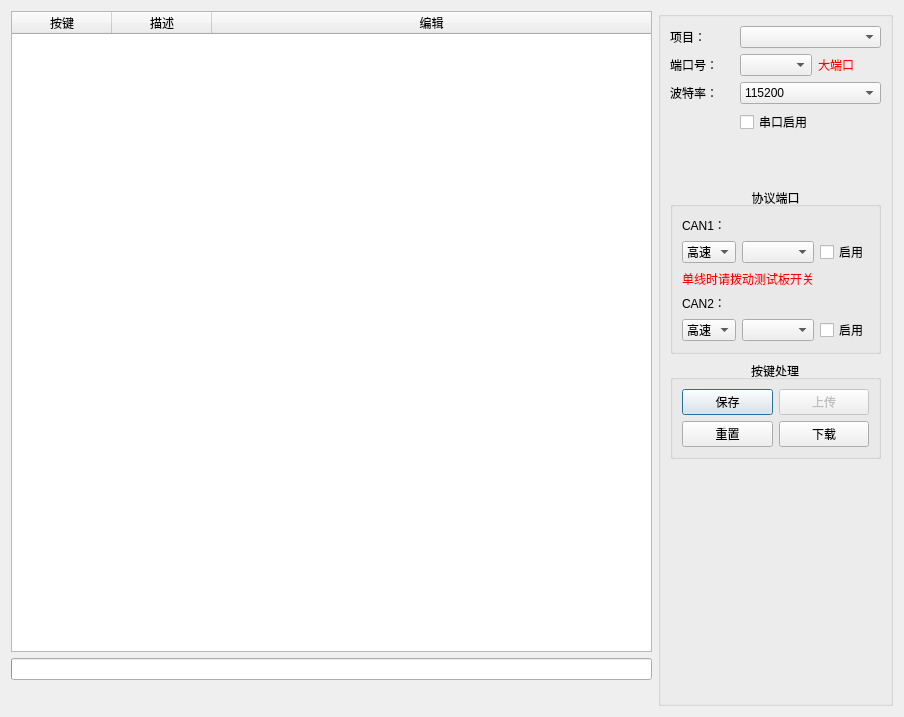
Before: the Qt Designer form SubWidget/reshardware.ui in RoadRover-AutoTest/QtDemo, drawn with Qt 5.
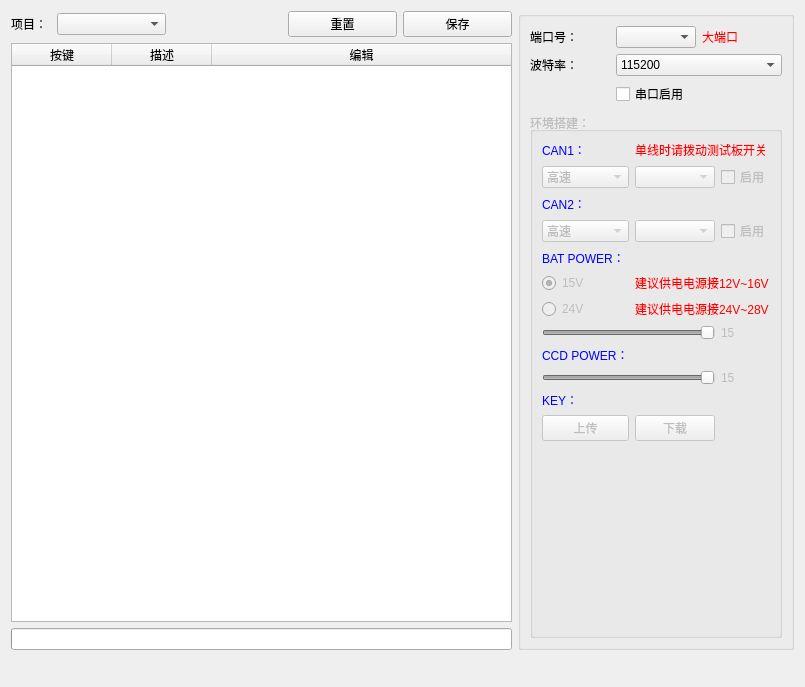
After: the same form once the commit is applied.

Commit message: 20190411:增加暂停处理；用户管理优化；增加BAT电压控制；

```diff
--- a/SubWidget/reshardware.ui
+++ b/SubWidget/reshardware.ui
@@ -6,50 +6,38 @@
    <rect>
     <x>0</x>
     <y>0</y>
-    <width>904</width>
-    <height>717</height>
+    <width>805</width>
+    <height>687</height>
    </rect>
   </property>
   <property name="windowTitle">
    <string>Dialog</string>
   </property>
   <layout class="QGridLayout" name="gridLayout_4">
-   <item row="0" column="0" rowspan="2">
-    <widget class="QTableWidget" name="tableWidget">
-     <property name="editTriggers">
-      <set>QAbstractItemView::NoEditTriggers</set>
+   <item row="0" column="0">
+    <widget class="QLabel" name="label">
+     <property name="maximumSize">
+      <size>
+       <width>40</width>
+       <height>16777215</height>
+      </size>
      </property>
-     <attribute name="horizontalHeaderStretchLastSection">
-      <bool>true</bool>
-     </attribute>
-     <column>
-      <property name="text">
-       <string>按键</string>
-      </property>
-     </column>
-     <column>
-      <property name="text">
-       <string>描述</string>
-      </property>
-     </column>
-     <column>
-      <property name="text">
-       <string>编辑</string>
-      </property>
-     </column>
+     <property name="text">
+      <string>项目：</string>
+     </property>
     </widget>
    </item>
-   <item row="2" column="0">
-    <widget class="QProgressBar" name="progressBar">
-     <property name="value">
-      <number>0</number>
+   <item row="0" column="1">
+    <widget class="QComboBox" name="comboBox_itemName">
+     <property name="minimumSize">
+      <size>
+       <width>100</width>
+       <height>0</height>
+      </size>
      </property>
-     <property name="textVisible">
-      <bool>false</bool>
-     </property>
     </widget>
    </item>
-   <item row="3" column="0">
+   <item row="4" column="0" colspan="6">
     <widget class="QLabel" name="label_Show">
      <property name="maximumSize">
       <size>
@@ -62,45 +50,41 @@
      </property>
     </widget>
    </item>
-   <item row="0" column="1" rowspan="4" colspan="2">
+   <item row="0" column="5" rowspan="4">
     <widget class="QGroupBox" name="groupBox">
      <property name="title">
       <string/>
      </property>
      <layout class="QGridLayout" name="gridLayout_3">
-      <item row="11" column="0">
-       <spacer name="verticalSpacer_5">
-        <property name="orientation">
-         <enum>Qt::Vertical</enum>
+      <item row="5" column="0" colspan="3">
+       <widget class="QGroupBox" name="groupBoxUARTSEND">
+        <property name="enabled">
+         <bool>false</bool>
         </property>
-        <property name="sizeHint" stdset="0">
-         <size>
-          <width>20</width>
-          <height>40</height>
-         </size>
-        </property>
-       </spacer>
-      </item>
-      <item row="7" column="0" colspan="3">
-       <widget class="QGroupBox" name="groupBox_3">
         <property name="title">
-         <string>按键处理</string>
+         <string>环境搭建：</string>
         </property>
         <property name="alignment">
-         <set>Qt::AlignCenter</set>
+         <set>Qt::AlignLeading|Qt::AlignLeft|Qt::AlignVCenter</set>
         </property>
         <property name="flat">
          <bool>true</bool>
         </property>
-        <layout class="QGridLayout" name="gridLayout">
-         <item row="0" column="0">
-          <widget class="QPushButton" name="pushButtonSave">
+        <layout class="QGridLayout" name="gridLayout_2">
+         <item row="10" column="2">
+          <widget class="QLabel" name="label_ShowCCDVal">
+           <property name="enabled">
+            <bool>false</bool>
+           </property>
+           <property name="layoutDirection">
+            <enum>Qt::RightToLeft</enum>
+           </property>
            <property name="text">
-            <string>保存</string>
+            <string>15</string>
            </property>
           </widget>
          </item>
-         <item row="0" column="1">
+         <item row="12" column="0">
           <widget class="QPushButton" name="pushButton_inDat">
            <property name="enabled">
             <bool>false</bool>
@@ -113,14 +97,7 @@
            </property>
           </widget>
          </item>
-         <item row="1" column="0">
-          <widget class="QPushButton" name="pushButton_reset">
-           <property name="text">
-            <string>重置</string>
-           </property>
-          </widget>
-         </item>
-         <item row="1" column="1">
+         <item row="12" column="1">
           <widget class="QPushButton" name="pushButton_outDat">
            <property name="toolTip">
             <string>将按键信息导出到测试小板，同时保存文件中</string>
@@ -130,34 +107,53 @@
            </property>
           </widget>
          </item>
-        </layout>
-       </widget>
-      </item>
-      <item row="12" column="0">
-       <spacer name="verticalSpacer_6">
-        <property name="orientation">
-         <enum>Qt::Vertical</enum>
-        </property>
-        <property name="sizeHint" stdset="0">
-         <size>
-          <width>20</width>
-          <height>40</height>
-         </size>
-        </property>
-       </spacer>
-      </item>
-      <item row="6" column="0" colspan="3">
-       <widget class="QGroupBox" name="groupBox_2">
-        <property name="title">
-         <string>协议端口</string>
-        </property>
-        <property name="alignment">
-         <set>Qt::AlignCenter</set>
-        </property>
-        <property name="flat">
-         <bool>true</bool>
-        </property>
-        <layout class="QGridLayout" name="gridLayout_2">
+         <item row="13" column="0">
+          <spacer name="verticalSpacer">
+           <property name="orientation">
+            <enum>Qt::Vertical</enum>
+           </property>
+           <property name="sizeHint" stdset="0">
+            <size>
+             <width>20</width>
+             <height>40</height>
+            </size>
+           </property>
+          </spacer>
+         </item>
+         <item row="6" column="0">
+          <widget class="QRadioButton" name="radioBtn15V">
+           <property name="text">
+            <string>15V</string>
+           </property>
+           <property name="checked">
+            <bool>true</bool>
+           </property>
+          </widget>
+         </item>
+         <item row="9" column="0">
+          <widget class="QLabel" name="label_9">
+           <property name="enabled">
+            <bool>false</bool>
+           </property>
+           <property name="styleSheet">
+            <string notr="true">color: rgb(0, 0, 255);
+font: 75 14pt &quot;Angsana New&quot;;</string>
+           </property>
+           <property name="text">
+            <string>CCD POWER：</string>
+           </property>
+          </widget>
+         </item>
+         <item row="0" column="1" colspan="2">
+          <widget class="QLabel" name="label_5">
+           <property name="styleSheet">
+            <string notr="true">color: rgb(255, 0, 0);</string>
+           </property>
+           <property name="text">
+            <string>单线时请拨动测试板开关</string>
+           </property>
+          </widget>
+         </item>
          <item row="1" column="0">
           <widget class="QComboBox" name="comboBoxCAN1Type">
            <item>
@@ -190,6 +186,10 @@
          </item>
          <item row="0" column="0">
           <widget class="QLabel" name="label_2">
+           <property name="styleSheet">
+            <string notr="true">color: rgb(0, 0, 255);
+font: 75 14pt &quot;Angsana New&quot;;</string>
+           </property>
            <property name="text">
             <string>CAN1：</string>
            </property>
@@ -200,6 +200,10 @@
          </item>
          <item row="3" column="0">
           <widget class="QLabel" name="label_7">
+           <property name="styleSheet">
+            <string notr="true">color: rgb(0, 0, 255);
+font: 75 14pt &quot;Angsana New&quot;;</string>
+           </property>
            <property name="text">
             <string>CAN2：</string>
            </property>
@@ -208,6 +212,17 @@
          <item row="4" column="1">
           <widget class="QComboBox" name="comboBoxCAN2Baud"/>
          </item>
+         <item row="5" column="0">
+          <widget class="QLabel" name="label_8">
+           <property name="styleSheet">
+            <string notr="true">color: rgb(0, 0, 255);
+font: 75 14pt &quot;Angsana New&quot;;</string>
+           </property>
+           <property name="text">
+            <string>BAT POWER：</string>
+           </property>
+          </widget>
+         </item>
          <item row="1" column="2">
           <widget class="QCheckBox" name="checkBoxENCAN1">
            <property name="text">
@@ -215,89 +230,102 @@
            </property>
           </widget>
          </item>
-         <item row="2" column="0" colspan="3">
-          <widget class="QLabel" name="label_5">
+         <item row="8" column="0" colspan="2">
+          <widget class="QSlider" name="horizontalSliderBAT">
+           <property name="maximum">
+            <number>15</number>
+           </property>
+           <property name="pageStep">
+            <number>1</number>
+           </property>
+           <property name="value">
+            <number>15</number>
+           </property>
+           <property name="orientation">
+            <enum>Qt::Horizontal</enum>
+           </property>
+          </widget>
+         </item>
+         <item row="8" column="2">
+          <widget class="QLabel" name="label_ShowBATVal">
+           <property name="layoutDirection">
+            <enum>Qt::RightToLeft</enum>
+           </property>
+           <property name="text">
+            <string>15</string>
+           </property>
+          </widget>
+         </item>
+         <item row="10" column="0" colspan="2">
+          <widget class="QSlider" name="horizontalSliderCCD">
+           <property name="enabled">
+            <bool>false</bool>
+           </property>
+           <property name="maximum">
+            <number>15</number>
+           </property>
+           <property name="pageStep">
+            <number>1</number>
+           </property>
+           <property name="value">
+            <number>15</number>
+           </property>
+           <property name="orientation">
+            <enum>Qt::Horizontal</enum>
+           </property>
+          </widget>
+         </item>
+         <item row="11" column="0">
+          <widget class="QLabel" name="label_10">
            <property name="styleSheet">
+            <string notr="true">color: rgb(0, 0, 255);
+font: 75 14pt &quot;Angsana New&quot;;</string>
+           </property>
+           <property name="text">
+            <string>KEY：</string>
+           </property>
+          </widget>
+         </item>
+         <item row="7" column="0">
+          <widget class="QRadioButton" name="radioBtn24V">
+           <property name="text">
+            <string>24V</string>
+           </property>
+          </widget>
+         </item>
+         <item row="7" column="1" colspan="2">
+          <widget class="QLabel" name="label_11">
+           <property name="styleSheet">
             <string notr="true">color: rgb(255, 0, 0);</string>
            </property>
            <property name="text">
-            <string>单线时请拨动测试板开关</string>
+            <string>建议供电电源接24V~28V</string>
+           </property>
+          </widget>
+         </item>
+         <item row="6" column="1" colspan="2">
+          <widget class="QLabel" name="label_12">
+           <property name="styleSheet">
+            <string notr="true">color: rgb(255, 0, 0);</string>
+           </property>
+           <property name="text">
+            <string>建议供电电源接12V~16V</string>
            </property>
           </widget>
          </item>
         </layout>
        </widget>
       </item>
-      <item row="1" column="0">
-       <widget class="QLabel" name="label_4">
-        <property name="text">
-         <string>端口号：</string>
-        </property>
-       </widget>
+      <item row="1" column="1">
+       <widget class="QComboBox" name="comboBox_COM"/>
       </item>
-      <item row="0" column="1" colspan="2">
-       <widget class="QComboBox" name="comboBox_itemName">
-        <property name="minimumSize">
-         <size>
-          <width>100</width>
-          <height>0</height>
-         </size>
-        </property>
-       </widget>
-      </item>
-      <item row="8" column="0">
-       <spacer name="verticalSpacer">
-        <property name="orientation">
-         <enum>Qt::Vertical</enum>
-        </property>
-        <property name="sizeHint" stdset="0">
-         <size>
-          <width>20</width>
-          <height>40</height>
-         </size>
-        </property>
-       </spacer>
-      </item>
-      <item row="10" column="0">
-       <spacer name="verticalSpacer_4">
-        <property name="orientation">
-         <enum>Qt::Vertical</enum>
-        </property>
-        <property name="sizeHint" stdset="0">
-         <size>
-          <width>20</width>
-          <height>40</height>
-         </size>
-        </property>
-       </spacer>
-      </item>
-      <item row="0" column="0">
-       <widget class="QLabel" name="label">
+      <item row="3" column="0">
+       <widget class="QLabel" name="label_3">
         <property name="text">
-         <string>项目：</string>
+         <string>波特率：</string>
         </property>
        </widget>
       </item>
-      <item row="4" column="1" colspan="2">
-       <widget class="QCheckBox" name="checkBoxENUart">
-        <property name="text">
-         <string>串口启用</string>
-        </property>
-       </widget>
-      </item>
-      <item row="9" column="0">
-       <spacer name="verticalSpacer_3">
-        <property name="orientation">
-         <enum>Qt::Vertical</enum>
-        </property>
-        <property name="sizeHint" stdset="0">
-         <size>
-          <width>20</width>
-          <height>40</height>
-         </size>
-        </property>
-       </spacer>
-      </item>
       <item row="3" column="1" colspan="2">
        <widget class="QComboBox" name="comboBox_BAUD">
         <item>
@@ -337,29 +365,6 @@
         </item>
        </widget>
       </item>
-      <item row="3" column="0">
-       <widget class="QLabel" name="label_3">
-        <property name="text">
-         <string>波特率：</string>
-        </property>
-       </widget>
-      </item>
-      <item row="5" column="1">
-       <spacer name="verticalSpacer_2">
-        <property name="orientation">
-         <enum>Qt::Vertical</enum>
-        </property>
-        <property name="sizeHint" stdset="0">
-         <size>
-          <width>20</width>
-          <height>40</height>
-         </size>
-        </property>
-       </spacer>
-      </item>
-      <item row="1" column="1">
-       <widget class="QComboBox" name="comboBox_COM"/>
-      </item>
       <item row="1" column="2">
        <widget class="QLabel" name="label_6">
         <property name="styleSheet">
@@ -370,9 +375,72 @@
         </property>
        </widget>
       </item>
+      <item row="4" column="1" colspan="2">
+       <widget class="QCheckBox" name="checkBoxENUart">
+        <property name="text">
+         <string>串口启用</string>
+        </property>
+       </widget>
+      </item>
+      <item row="1" column="0">
+       <widget class="QLabel" name="label_4">
+        <property name="text">
+         <string>端口号：</string>
+        </property>
+       </widget>
+      </item>
      </layout>
     </widget>
    </item>
+   <item row="1" column="0" rowspan="2" colspan="5">
+    <widget class="QTableWidget" name="tableWidget">
+     <property name="editTriggers">
+      <set>QAbstractItemView::NoEditTriggers</set>
+     </property>
+     <attribute name="horizontalHeaderStretchLastSection">
+      <bool>true</bool>
+     </attribute>
+     <column>
+      <property name="text">
+       <string>按键</string>
+      </property>
+     </column>
+     <column>
+      <property name="text">
+       <string>描述</string>
+      </property>
+     </column>
+     <column>
+      <property name="text">
+       <string>编辑</string>
+      </property>
+     </column>
+    </widget>
+   </item>
+   <item row="3" column="0" colspan="5">
+    <widget class="QProgressBar" name="progressBar">
+     <property name="value">
+      <number>0</number>
+     </property>
+     <property name="textVisible">
+      <bool>false</bool>
+     </property>
+    </widget>
+   </item>
+   <item row="0" column="4">
+    <widget class="QPushButton" name="pushButtonSave">
+     <property name="text">
+      <string>保存</string>
+     </property>
+    </widget>
+   </item>
+   <item row="0" column="3">
+    <widget class="QPushButton" name="pushButton_reset">
+     <property name="text">
+      <string>重置</string>
+     </property>
+    </widget>
+   </item>
   </layout>
  </widget>
  <resources/>
```
The commit also changes 14 other files.
